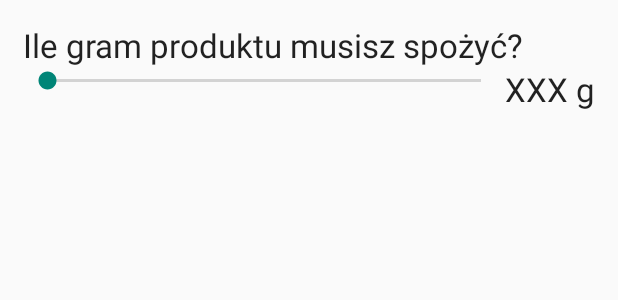
After one commit to DorianOlympia/DietAlpha, an Android app: the layout dialog_amount.xml on its own in the app's theme, with its tools: preview values and no code run, on a phone screen of 412 x 824 dp. The commit adds this screen. Shown: the top 300 px of the screen. Run offline under Robolectric (Android 15) with nearby library versions, the phone set to English and light mode, and no system bars; network calls fail.

Commit message:
Created dialog for selecting amount of base product

```diff
--- a/app/src/main/AndroidManifest.xml
+++ b/app/src/main/AndroidManifest.xml
@@ -5,7 +5,9 @@
     <uses-permission android:name="android.permission.INTERNET"/>
 
     <application
+        android:name=".model.MyApplication"
         android:allowBackup="true"
+        android:largeHeap="true"
         android:icon="@mipmap/ic_launcher"
         android:label="@string/app_name"
         android:theme="@style/AppTheme" >
--- a/app/src/main/java/com/example/dawid/dietalpha/controller/SelectProductActivity.java
+++ b/app/src/main/java/com/example/dawid/dietalpha/controller/SelectProductActivity.java
@@ -1,6 +1,7 @@
 package com.example.dawid.dietalpha.controller;
 
 import android.os.Bundle;
+import android.support.v4.app.DialogFragment;
 import android.support.v4.app.FragmentTransaction;
 import android.support.v7.app.AppCompatActivity;
 import android.widget.Toast;
@@ -34,7 +35,8 @@ public class SelectProductActivity extends AppCompatActivity implements BasicPro
             transaction.commit();
             type = SelectProductFragment.RequestType.REQ_PRODUCTS;
         }else{
-            Toast.makeText(this, "MBID: " + gid, Toast.LENGTH_SHORT).show();
+            DialogFragment dialog = new ItemAmountDialog();
+            dialog.show(getSupportFragmentManager(), "AMOUNT");
         }
     }
 }
--- /dev/null
+++ b/app/src/main/res/layout/dialog_amount.xml
@@ -0,0 +1,34 @@
+<?xml version="1.0" encoding="utf-8"?>
+<LinearLayout xmlns:android="http://schemas.android.com/apk/res/android"
+    android:orientation="vertical" android:layout_width="match_parent"
+    android:layout_height="wrap_content"
+    android:padding="15dp">
+
+    <TextView
+        android:layout_width="match_parent"
+        android:layout_height="wrap_content"
+        android:textAppearance="?android:attr/textAppearanceLarge"
+        android:text="Ile gram produktu musisz spożyć?"
+        android:id="@+id/textView3" />
+
+    <LinearLayout
+        android:orientation="horizontal"
+        android:layout_width="match_parent"
+        android:layout_height="match_parent">
+
+        <SeekBar
+            android:layout_width="match_parent"
+            android:layout_height="wrap_content"
+            android:id="@+id/amountFood"
+            android:scrollbarSize="20dp"
+            android:layout_weight="1" />
+
+        <TextView
+            android:layout_width="wrap_content"
+            android:layout_height="wrap_content"
+            android:textAppearance="?android:attr/textAppearanceLarge"
+            android:text="XXX g"
+            android:id="@+id/tvAmount" />
+    </LinearLayout>
+
+</LinearLayout>
```
Also changed, not shown: app/src/main/java/com/example/dawid/dietalpha/controller/ItemAmountDialog.java (added, +69 -0 lines), app/src/main/java/com/example/dawid/dietalpha/controller/SelectProductFragment.java (+4 -4 lines), app/src/main/java/com/example/dawid/dietalpha/model/MyApplication.java (added, +20 -0 lines), app/src/main/java/com/example/dawid/dietalpha/model/VolleySingleton.java (added, +36 -0 lines).
